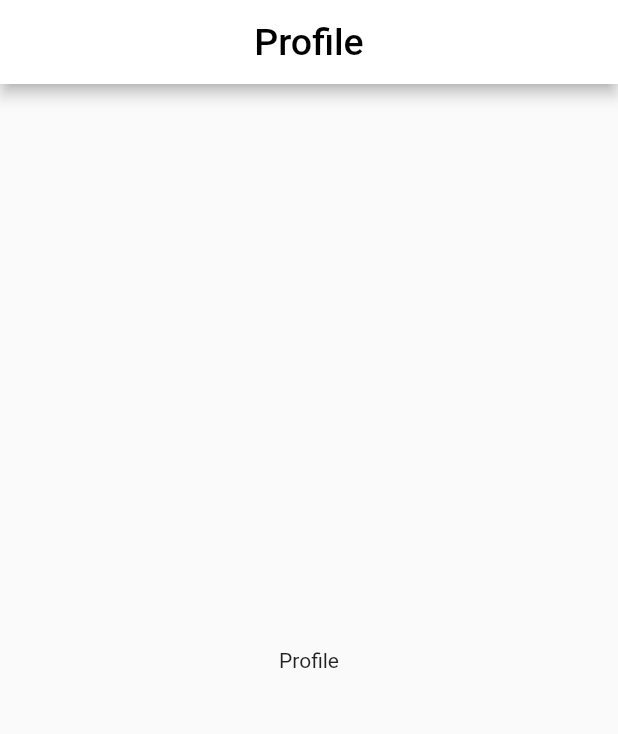
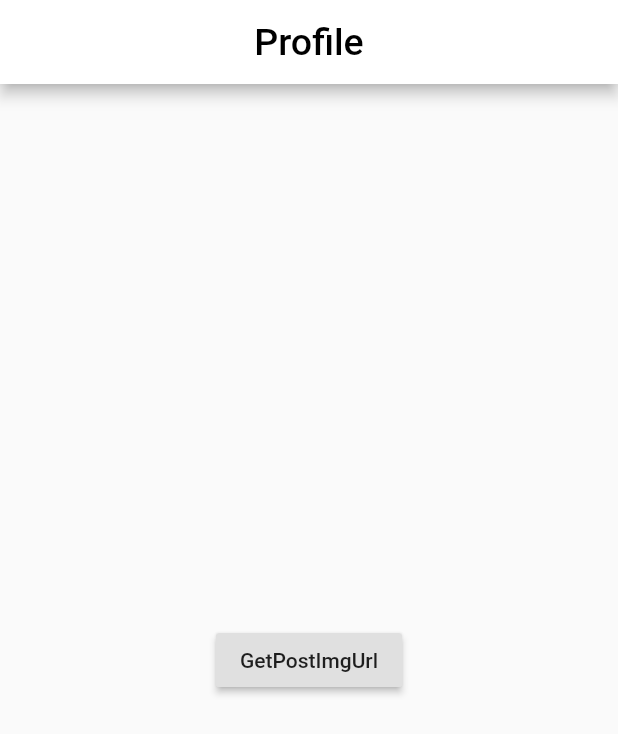
Before and after one commit to softeng-feup/open-cx-one-word, a Flutter app: the ProfilePage screen opened directly, on a phone screen of 412 x 824 dp. Shown: the top 734 px of the screen. Run offline on Flutter 3.47's test engine with Material 2 defaults, Android fonts, the phone set to English and light mode, and no system bars; our stand-ins replace cached_network_image, cloud_firestore, email_validator, firebase_auth, firebase_storage, flutter_image_compress and 2 more; accounts and stored records are empty.

Commit message:
getPostsFromUser working

```diff
--- a/my_conference/lib/pages/profilePage.dart
+++ b/my_conference/lib/pages/profilePage.dart
@@ -16,10 +16,19 @@ class ProfilePage extends StatefulWidget {
 
 class _ProfilePageState extends State<ProfilePage> {
 
-  Future<QuerySnapshot> posts = DatabaseService.getPostsFromUser("gg");
+  //Future<QuerySnapshot> posts = DatabaseService.getPostsFromUser("gg");
+  List<DocumentSnapshot> posts;
+  _getPosts() async{
+    QuerySnapshot query = await DatabaseService.getPostsFromUser(widget.userId);
+    posts = query.documents;
 
 
-  /* Widget _buildProfilePosts(){
+    //DEBUG PRINT POSTS imgURL
+    posts.forEach((data) => print(data['imgUrl']));
+  }
+
+
+ /*  Widget _buildProfilePosts(){
   return ListView.builder(
     itemBuilder: (context, index){
       if(index < posts.length){
@@ -28,7 +37,7 @@ class _ProfilePageState extends State<ProfilePage> {
       return null;
     },
   );
-} */
+}  */
 
 Widget _buildPostItem(Post post){
   return Row(
@@ -56,7 +65,15 @@ Widget _buildPostItem(Post post){
           ),
         )
       ),
-      body: Center(child: Text('Profile'),),
+      body: Center(
+        child: RaisedButton(
+          child: Text("GetPostImgUrl"),
+            onPressed: () {
+              _getPosts();
+    },
+),
+
+        ),
 
     );
   }
--- a/my_conference/lib/services/databaseService.dart
+++ b/my_conference/lib/services/databaseService.dart
@@ -14,7 +14,7 @@ class DatabaseService{
   }
 
   static Future<QuerySnapshot> getPostsFromUser(String uid) {
-    Future<QuerySnapshot> snapshots = postsRef.document(uid).collection('usersPost').getDocuments();
+    Future<QuerySnapshot> snapshots = postsRef.document(uid).collection('usersPosts').getDocuments();
     return snapshots;
   }
 }
```
